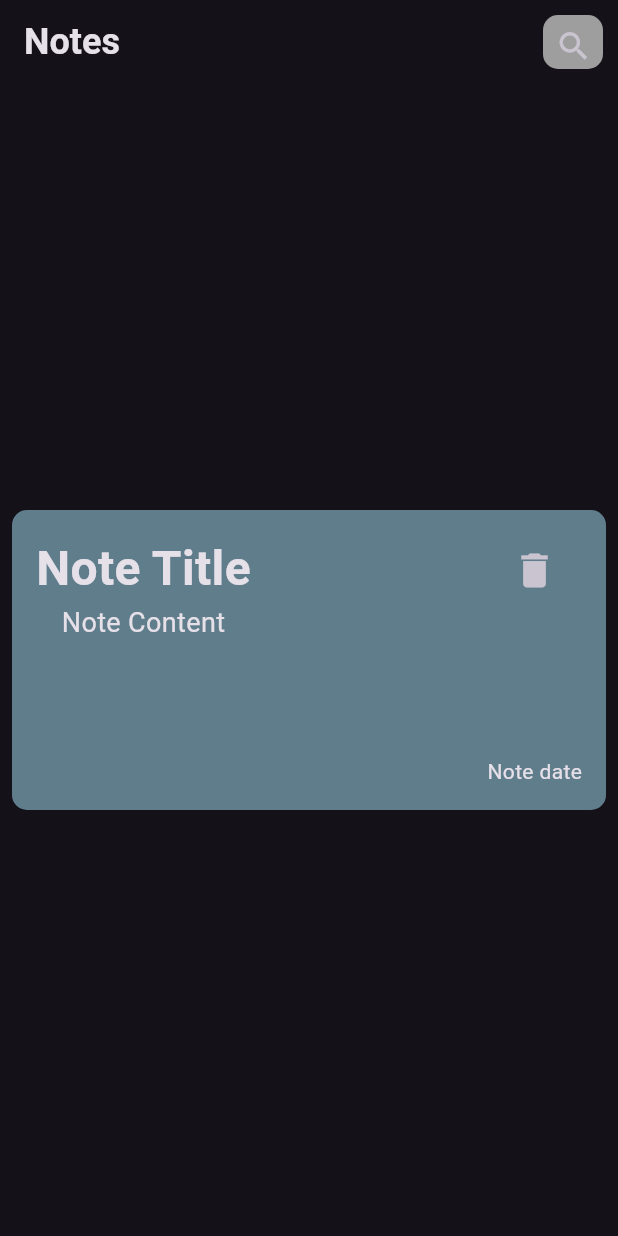
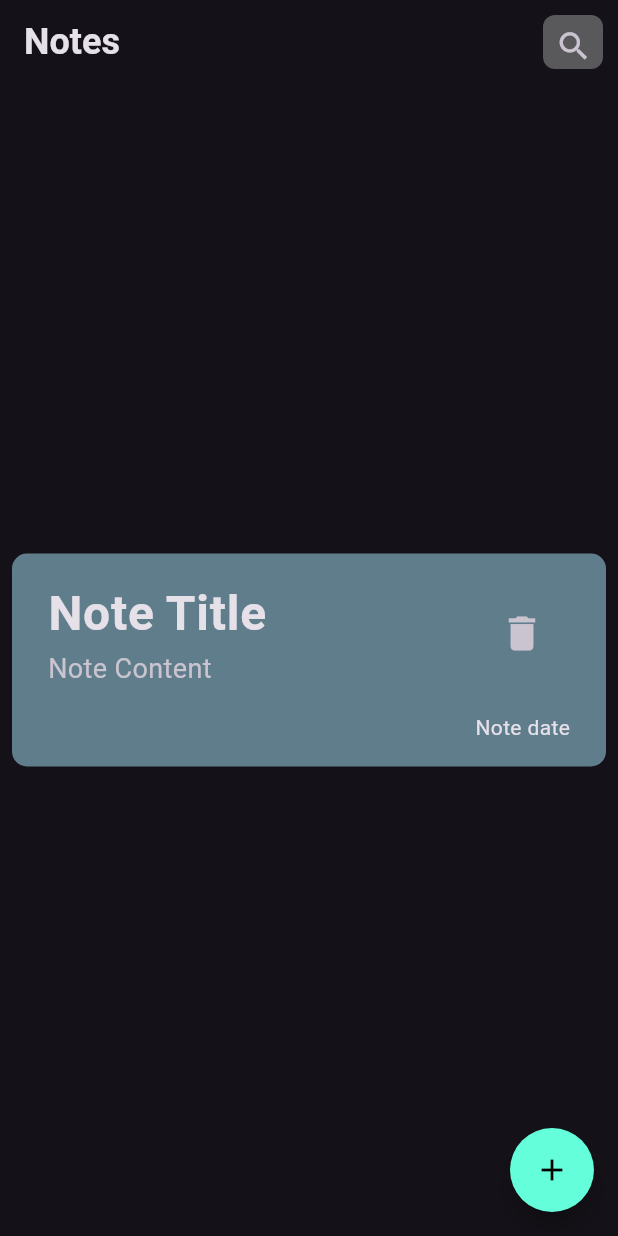
Before and after one commit to Adlywagdy/Notes_app, a Flutter app: the screen it shows after launch, on a phone screen of 412 x 824 dp. Run offline on Flutter 3.47's test engine with Material 3 defaults, Android fonts, the phone set to English and light mode, and no system bars; Roboto replaces fonts that are missing (Poppins).

Commit message:
add font and finish note item

```diff
--- a/lib/main.dart
+++ b/lib/main.dart
@@ -11,8 +11,9 @@ class NotesApp extends StatelessWidget {
   @override
   Widget build(BuildContext context) {
     return MaterialApp(
-      theme: ThemeData.dark(),
+      theme: ThemeData(brightness: Brightness.dark, fontFamily: 'Poppins'),
       debugShowCheckedModeBanner: false,
+
       home: NotesPage(),
     );
   }
--- a/lib/pages/Notespage.dart
+++ b/lib/pages/Notespage.dart
@@ -19,6 +19,12 @@ class NotesPage extends StatelessWidget {
         padding: const EdgeInsets.all(8.0),
         child: Center(child: NoteItem()),
       ),
+      floatingActionButton: FloatingActionButton(
+        backgroundColor: Colors.tealAccent,
+        onPressed: () {},
+        shape: RoundedRectangleBorder(borderRadius: BorderRadius.circular(30)),
+        child: const Icon(Icons.add, color: Colors.black),
+      ),
     );
   }
 }
--- a/lib/widgets/Noteitem.dart
+++ b/lib/widgets/Noteitem.dart
@@ -6,14 +6,40 @@ class NoteItem extends StatelessWidget {
   @override
   Widget build(BuildContext context) {
     return Container(
-      height: 200,
+      padding: EdgeInsets.all(8),
       decoration: BoxDecoration(
         color: Colors.blueGrey,
         borderRadius: BorderRadius.circular(10),
       ),
-      child: Padding(
-        padding: const EdgeInsets.all(16),
-        child: Row(
+      child: Column(
+        mainAxisSize: MainAxisSize.min,
+        children: [
+          ListTile(
+            title: Text(
+              'Note Title',
+              style: TextStyle(fontSize: 32, fontWeight: FontWeight.bold),
+            ),
+            subtitle: Text('Note Content', style: TextStyle(fontSize: 18)),
+            trailing: IconButton(
+              onPressed: () {},
+              icon: Icon(Icons.delete, size: 30),
+            ),
+          ),
+          Align(
+            alignment: Alignment.bottomRight,
+            child: Padding(
+              padding: const EdgeInsets.symmetric(horizontal: 16, vertical: 8),
+              child: Text('Note date'),
+            ),
+          ),
+        ],
+      ),
+    );
+  }
+}
+
+/*
+Row(
           mainAxisAlignment: MainAxisAlignment.spaceBetween,
           children: [
             Column(
@@ -41,3 +67,5 @@ class NoteItem extends StatelessWidget {
     );
   }
 }
+
+ */
--- a/lib/widgets/customicon.dart
+++ b/lib/widgets/customicon.dart
@@ -6,14 +6,14 @@ class CustomIcon extends StatelessWidget {
   @override
   Widget build(BuildContext context) {
     return Container(
-      height: 50,
+      height: 40,
       width: 40,
       margin: const EdgeInsets.symmetric(horizontal: 10, vertical: 10),
 
       decoration: BoxDecoration(
-        color: Colors.grey,
+        color: Colors.grey.withValues(alpha: .5),
 
-        borderRadius: BorderRadius.circular(10),
+        borderRadius: BorderRadius.circular(8),
       ),
       child: IconButton(
         onPressed: () {},
```
Also changed, not shown: pubspec.yaml (+4 -4 lines), assets/fonts/Poppins-Regular.ttf (added).
